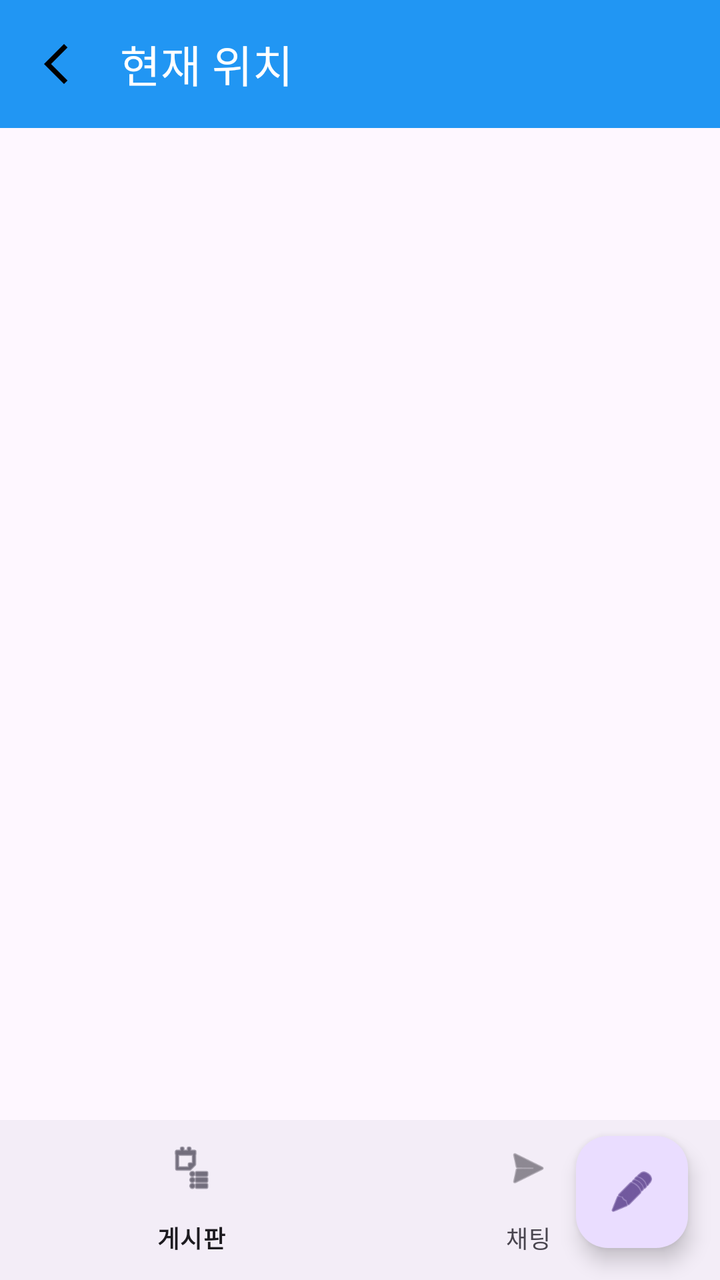
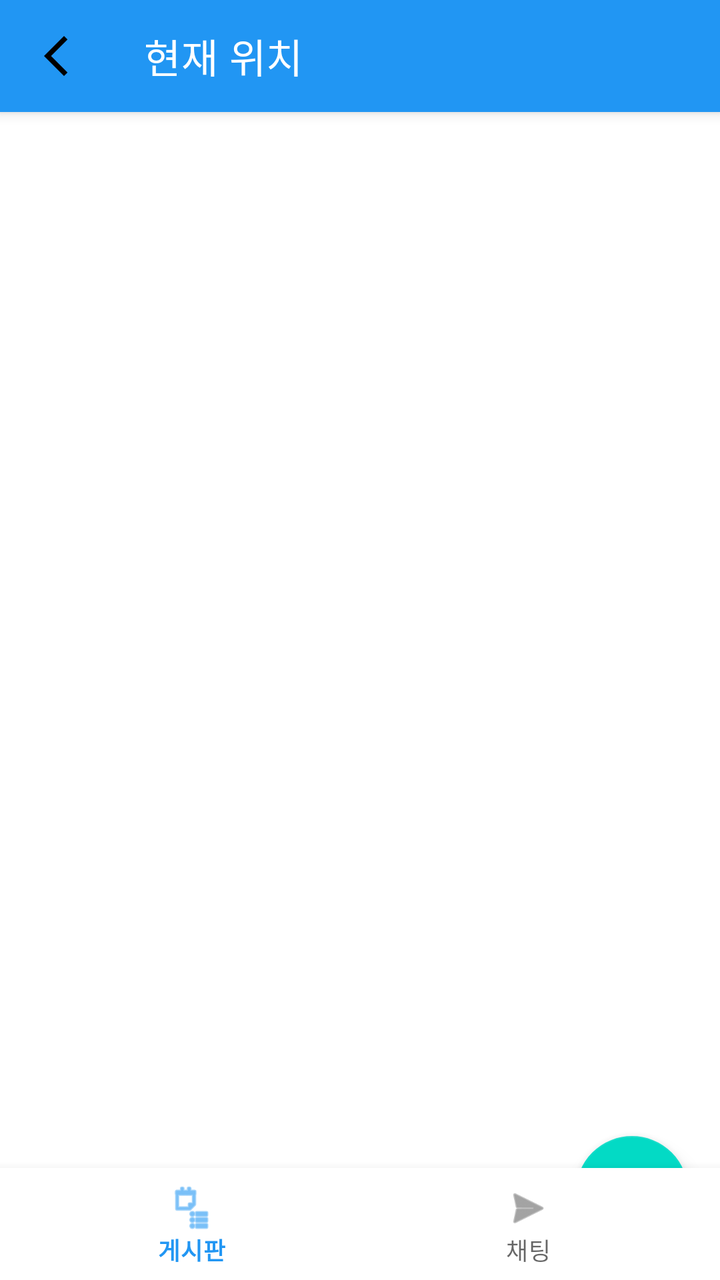

The first picture is an Android layout as it rendered before a commit; the second is the same layout after the commit. The layout source and the unified diff follow.
<!-- AndroidManifest.xml: activity theme Theme.SocialMyMap.NoActionBar -->
<!-- res/layout/activity_community.xml -->
<?xml version="1.0" encoding="utf-8"?>
<androidx.coordinatorlayout.widget.CoordinatorLayout xmlns:android="http://schemas.android.com/apk/res/android"
    xmlns:app="http://schemas.android.com/apk/res-auto"
    android:layout_width="match_parent"
    android:layout_height="match_parent">

    <com.google.android.material.appbar.AppBarLayout
        android:layout_width="match_parent"
        android:layout_height="wrap_content">

        <androidx.appcompat.widget.Toolbar
            android:id="@+id/toolbar_community"
            android:layout_width="match_parent"
            android:layout_height="?attr/actionBarSize"
            android:background="?attr/colorPrimary"
            app:title="현재 위치"
            app:navigationIcon="@drawable/ic_arrow_back"
            app:titleTextColor="@android:color/white"/>

    </com.google.android.material.appbar.AppBarLayout>

    <androidx.viewpager2.widget.ViewPager2
        android:id="@+id/view_pager"
        android:layout_width="match_parent"
        android:layout_height="match_parent"
        app:layout_behavior="@string/appbar_scrolling_view_behavior" />

    <com.google.android.material.floatingactionbutton.FloatingActionButton
        android:id="@+id/fab_write_post"
        android:layout_width="wrap_content"
        android:layout_height="wrap_content"
        android:layout_gravity="bottom|end"
        android:layout_margin="16dp"
        android:layout_marginBottom="72dp"
        android:src="@android:drawable/ic_menu_edit" />

    <com.google.android.material.bottomnavigation.BottomNavigationView
        android:id="@+id/bottom_navigation"
        android:layout_width="match_parent"
        android:layout_height="wrap_content"
        android:layout_gravity="bottom"
        app:menu="@menu/community_bottom_menu" />

</androidx.coordinatorlayout.widget.CoordinatorLayout>
<!-- resources referenced by this layout -->
<resources>
  <!-- drawable ic_arrow_back (drawable) -->
  <vector xmlns:android="http://schemas.android.com/apk/res/android" android:height="24dp" android:tint="#000000" android:viewportHeight="24" android:viewportWidth="24" android:width="24dp">
        
      <path android:fillColor="@android:color/white" android:pathData="M17.77,3.77l-1.77,-1.77l-10,10l10,10l1.77,-1.77l-8.23,-8.23z"/>
      
  </vector>
  <style name="Theme.SocialMyMap.NoActionBar" parent="Theme.SocialMyMap">
      <item name="windowActionBar">false</item>
      <item name="windowNoTitle">true</item>
    </style>
  <style name="Theme.SocialMyMap" parent="Base.Theme.SocialMyMap" />
  <style name="Base.Theme.SocialMyMap" parent="Theme.Material3.DayNight">
      
      <item name="colorPrimary">#2196F3</item>
      <item name="colorPrimaryVariant">#1976D2</item>
      <item name="colorOnPrimary">@color/white</item>
      
      <item name="colorSecondary">#03A9F4</item>
      <item name="colorSecondaryVariant">#0288D1</item>
      <item name="colorOnSecondary">@color/black</item>
      
      <item name="android:statusBarColor" tools:targetApi="l">?attr/colorPrimaryVariant</item>
      
    </style>
  <color name="white">#FFFFFFFF</color>
  <color name="black">#FF000000</color>
</resources>

<!-- the commit's change to res/layout/activity_community.xml (unified diff, before → after) -->
@@ -2,7 +2,8 @@
 <androidx.coordinatorlayout.widget.CoordinatorLayout xmlns:android="http://schemas.android.com/apk/res/android"
     xmlns:app="http://schemas.android.com/apk/res-auto"
     android:layout_width="match_parent"
-    android:layout_height="match_parent">
+    android:layout_height="match_parent"
+    android:fitsSystemWindows="true">
 
     <com.google.android.material.appbar.AppBarLayout
         android:layout_width="match_parent"
<!-- resource entries referenced after the edit -->
@@ -7,24 +7,34 @@
       
   </vector>
   <style name="Theme.SocialMyMap.NoActionBar" parent="Theme.SocialMyMap">
-      <item name="windowActionBar">false</item>
-      <item name="windowNoTitle">true</item>
-    </style>
-  <style name="Theme.SocialMyMap" parent="Base.Theme.SocialMyMap" />
-  <style name="Base.Theme.SocialMyMap" parent="Theme.Material3.DayNight">
-      
-      <item name="colorPrimary">#2196F3</item>
-      <item name="colorPrimaryVariant">#1976D2</item>
-      <item name="colorOnPrimary">@color/white</item>
-      
-      <item name="colorSecondary">#03A9F4</item>
-      <item name="colorSecondaryVariant">#0288D1</item>
-      <item name="colorOnSecondary">@color/black</item>
-      
-      <item name="android:statusBarColor" tools:targetApi="l">?attr/colorPrimaryVariant</item>
-      
-    </style>
+          <item name="windowActionBar">false</item>
+          <item name="windowNoTitle">true</item>
+      </style>
+  <style name="Theme.SocialMyMap" parent="Theme.MaterialComponents.DayNight.DarkActionBar">
+          
+          <item name="colorPrimary">@color/blue_500</item>
+          <item name="colorPrimaryVariant">@color/blue_700</item>
+          <item name="colorOnPrimary">@color/white</item>
+          
+          <item name="colorSecondary">@color/teal_200</item>
+          <item name="colorSecondaryVariant">@color/teal_700</item>
+          <item name="colorOnSecondary">@color/black</item>
+          
+          <item name="android:statusBarColor" tools:targetApi="l">?attr/colorPrimaryVariant</item>
+          
+  
+          
+          <item name="android:windowDrawsSystemBarBackgrounds">true</item>
+          <item name="android:statusBarColor">@android:color/transparent</item>
+          <item name="android:navigationBarColor">@android:color/transparent</item>
+          <item name="android:windowLightStatusBar">true</item>
+          <item name="android:windowLightNavigationBar" tools:targetApi="o_mr1">true</item>
+      </style>
+  <color name="blue_500">#2196F3</color>
+  <color name="blue_700">#1976D2</color>
   <color name="white">#FFFFFFFF</color>
+  <color name="teal_200">#FF03DAC5</color>
+  <color name="teal_700">#FF018786</color>
   <color name="black">#FF000000</color>
 </resources>
 
